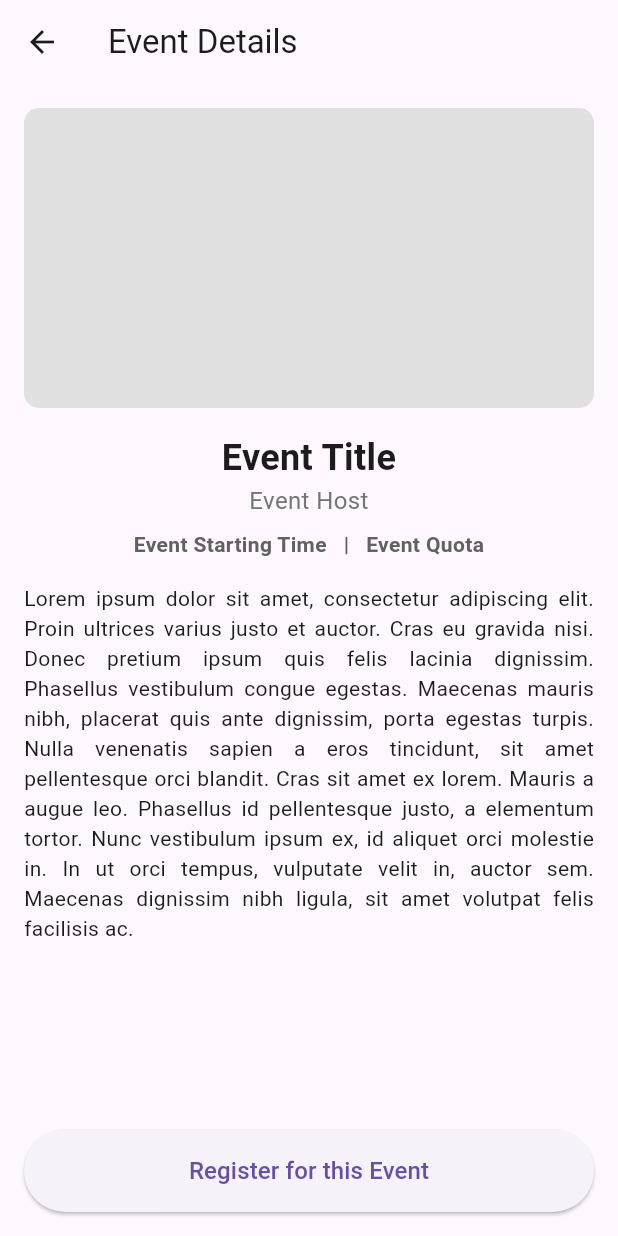
After one commit to veixyn/uasppb_2021130024, a Flutter app: the screen it shows once a user with an empty profile is signed in, scrolled down 388 dp, after a tap on "Event Title", on a phone screen of 412 x 824 dp. The commit adds this screen. Run offline on Flutter 3.47's test engine with Material 3 defaults, Android fonts, the light colour scheme and no system bars; our stand-ins replace firebase_auth, firebase_core; accounts and stored records are empty; network calls fail.

Commit message:
Add event_details.dart, accessible from tapping any list item from upcoming_events.dart

```diff
--- /dev/null
+++ b/lib/screens/event_details.dart
@@ -0,0 +1,96 @@
+import 'package:flutter/material.dart';
+
+class EventDetailsScreen extends StatelessWidget {
+  @override
+  Widget build(BuildContext context) {
+    return Scaffold(
+      appBar: AppBar(
+        title: const Text("Event Details"),
+      ),
+      body: Padding(
+        padding: const EdgeInsets.all(16.0),
+        child: Column(
+          crossAxisAlignment: CrossAxisAlignment.stretch,
+          children: [
+            // Event Image placeholder
+            Container(
+              height: 200,
+              decoration: BoxDecoration(
+                color: Colors.grey[300],
+                borderRadius: BorderRadius.circular(10),
+              ),
+            ),
+            const SizedBox(height: 16),
+
+            // Event Title and Host
+            const Text(
+              "Event Title",
+              textAlign: TextAlign.center,
+              style: TextStyle(
+                fontSize: 24,
+                fontWeight: FontWeight.bold,
+              ),
+            ),
+            Text(
+              "Event Host",
+              textAlign: TextAlign.center,
+              style: TextStyle(
+                fontSize: 16,
+                color: Colors.grey[600],
+              ),
+            ),
+            const SizedBox(height: 8),
+
+            // Event Details (Time and Quota)
+            Text(
+              "Event Starting Time   |   Event Quota",
+              textAlign: TextAlign.center,
+              style: TextStyle(
+                fontSize: 14,
+                fontWeight: FontWeight.bold,
+                color: Colors.grey[700],
+              ),
+            ),
+            const SizedBox(height: 16),
+
+            // Event Description
+            const Expanded(
+              child: SingleChildScrollView(
+                child: Text(
+                  "Lorem ipsum dolor sit amet, consectetur adipiscing elit. "
+                      "Proin ultrices varius justo et auctor. Cras eu gravida nisi. "
+                      "Donec pretium ipsum quis felis lacinia dignissim. Phasellus "
+                      "vestibulum congue egestas. Maecenas mauris nibh, placerat "
+                      "quis ante dignissim, porta egestas turpis. Nulla venenatis "
+                      "sapien a eros tincidunt, sit amet pellentesque orci blandit. "
+                      "Cras sit amet ex lorem. Mauris a augue leo. Phasellus id "
+                      "pellentesque justo, a elementum tortor. Nunc vestibulum ipsum "
+                      "ex, id aliquet orci molestie in. In ut orci tempus, vulputate "
+                      "velit in, auctor sem. Maecenas dignissim nibh ligula, sit amet "
+                      "volutpat felis facilisis ac.",
+                  textAlign: TextAlign.justify,
+                  style: TextStyle(fontSize: 14),
+                ),
+              ),
+            ),
+            const SizedBox(height: 16),
+
+            // Register Button
+            ElevatedButton(
+              onPressed: () {
+                // Action when button is pressed
+              },
+              style: ElevatedButton.styleFrom(
+                padding: const EdgeInsets.symmetric(vertical: 16.0),
+              ),
+              child: const Text(
+                "Register for this Event",
+                style: TextStyle(fontSize: 16),
+              ),
+            ),
+          ],
+        ),
+      ),
+    );
+  }
+}
--- a/lib/screens/login_screen.dart
+++ b/lib/screens/login_screen.dart
@@ -35,7 +35,7 @@ class _LoginScreenState extends State<LoginScreen> {
   Widget build(BuildContext context) {
     return Scaffold(
       appBar: AppBar(
-        title: Text('Dicoding Events'),
+        title: const Text('Dicoding Events'),
       ),
       body: SingleChildScrollView( // Makes the entire screen scrollable
         child: Padding(
@@ -47,42 +47,42 @@ class _LoginScreenState extends State<LoginScreen> {
                 'assets/login_image.png', // Replace with your image asset
                 height: 150,
               ),
-              SizedBox(height: 16),
-              Text(
+              const SizedBox(height: 16),
+              const Text(
                 'Login',
                 style: TextStyle(fontSize: 24, fontWeight: FontWeight.bold),
               ),
-              SizedBox(height: 8),
-              Text('Enter your account details below'),
-              SizedBox(height: 16),
+              const SizedBox(height: 8),
+              const Text('Enter your account details below'),
+              const SizedBox(height: 16),
               TextFormField(
                 controller: _emailController,
-                decoration: InputDecoration(
+                decoration: const InputDecoration(
                   labelText: 'Email',
                   prefixIcon: Icon(Icons.email),
                   border: OutlineInputBorder(),
                 ),
               ),
-              SizedBox(height: 16),
+              const SizedBox(height: 16),
               TextFormField(
                 controller: _passwordController,
                 obscureText: true,
-                decoration: InputDecoration(
+                decoration: const InputDecoration(
                   labelText: 'Password',
                   prefixIcon: Icon(Icons.lock),
                   suffixIcon: Icon(Icons.visibility_off),
                   border: OutlineInputBorder(),
                 ),
               ),
-              SizedBox(height: 16),
+              const SizedBox(height: 16),
               ElevatedButton(
                 onPressed: _signIn,
-                child: Text('Sign In'),
+                child: const Text('Sign In'),
                 style: ElevatedButton.styleFrom(
-                  minimumSize: Size(double.infinity, 48),
+                  minimumSize: const Size(double.infinity, 48),
                 ),
               ),
-              SizedBox(height: 8),
+              const SizedBox(height: 8),
               TextButton(
                 onPressed: () {
                   Navigator.push(
@@ -90,7 +90,7 @@ class _LoginScreenState extends State<LoginScreen> {
                     MaterialPageRoute(builder: (context) => RegisterScreen()),
                   );
                 },
-                child: Text("Don't have an account yet? Sign up!"),
+                child: const Text("Don't have an account yet? Sign up!"),
               ),
             ],
           ),
--- a/lib/screens/upcoming_events.dart
+++ b/lib/screens/upcoming_events.dart
@@ -1,5 +1,6 @@
 import 'package:firebase_auth/firebase_auth.dart';
 import 'package:flutter/material.dart';
+import 'package:uasppb_2021130024/screens/event_details.dart';
 import 'package:uasppb_2021130024/screens/finished_events.dart';
 import 'package:uasppb_2021130024/screens/login_screen.dart';
 import 'package:uasppb_2021130024/screens/my_events.dart';
@@ -142,6 +143,12 @@ class EventCard extends StatelessWidget {
           title: const Text('Event Title'),
           subtitle: const Text(
               'Lorem ipsum dolor sit amet, consectetur adipiscing elit.'),
+          onTap: () {
+            Navigator.push(
+              context,
+              MaterialPageRoute(builder: (context) => EventDetailsScreen()),
+            );
+          }
         ),
       ),
     );
```
Also changed, not shown: 2 other files.
